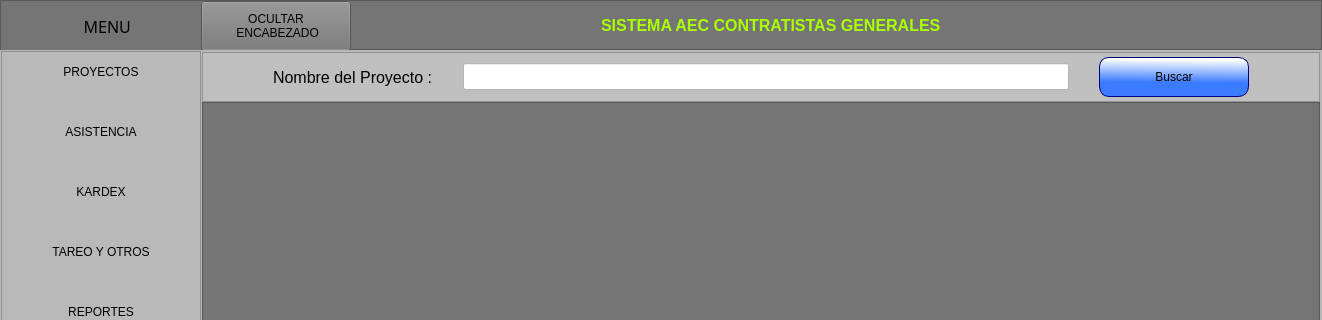
Old version of the form ui_files/menu.ui in the repository Romehe369/aec_contrastistas_g; both pictures show x 0 to 1322 and y 0 to 320 of the 1322 by 630 pixel window.
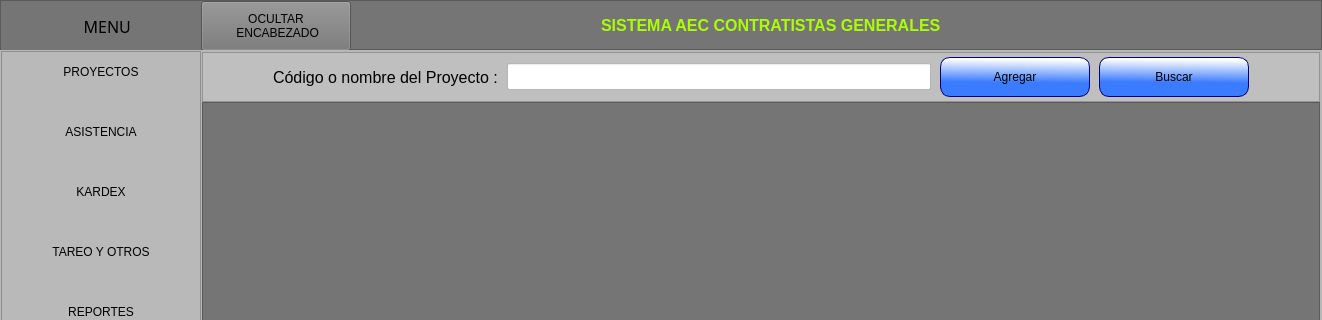
New version of the form. The open tabs and pages were chosen to show the change. Icons and pictures are not drawn.

The edit to the form file:
```diff
--- a/ui_files/menu.ui
+++ b/ui_files/menu.ui
@@ -3764,7 +3764,7 @@
                 </property>
                 <layout class="QHBoxLayout" name="horizontalLayout_15">
                  <property name="spacing">
-                  <number>30</number>
+                  <number>9</number>
                  </property>
                  <property name="leftMargin">
                   <number>70</number>
@@ -3789,7 +3789,7 @@
                     <string notr="true">background-color:rgba(0,0,0,0%);</string>
                    </property>
                    <property name="text">
-                    <string>Nombre del Proyecto :</string>
+                    <string>Código o nombre del Proyecto :</string>
                    </property>
                   </widget>
                  </item>
@@ -3810,6 +3810,22 @@
                    </property>
                   </widget>
                  </item>
+                 <item>
+                  <widget class="QPushButton" name="btn_agregar_pro">
+                   <property name="minimumSize">
+                    <size>
+                     <width>150</width>
+                     <height>40</height>
+                    </size>
+                   </property>
+                   <property name="styleSheet">
+                    <string notr="true"/>
+                   </property>
+                   <property name="text">
+                    <string>Agregar</string>
+                   </property>
+                  </widget>
+                 </item>
                  <item>
                   <widget class="QPushButton" name="btn_Buscar_pro">
                    <property name="minimumSize">
```
Left out of the diff: 5 changed lines with no effect on the pictures.
